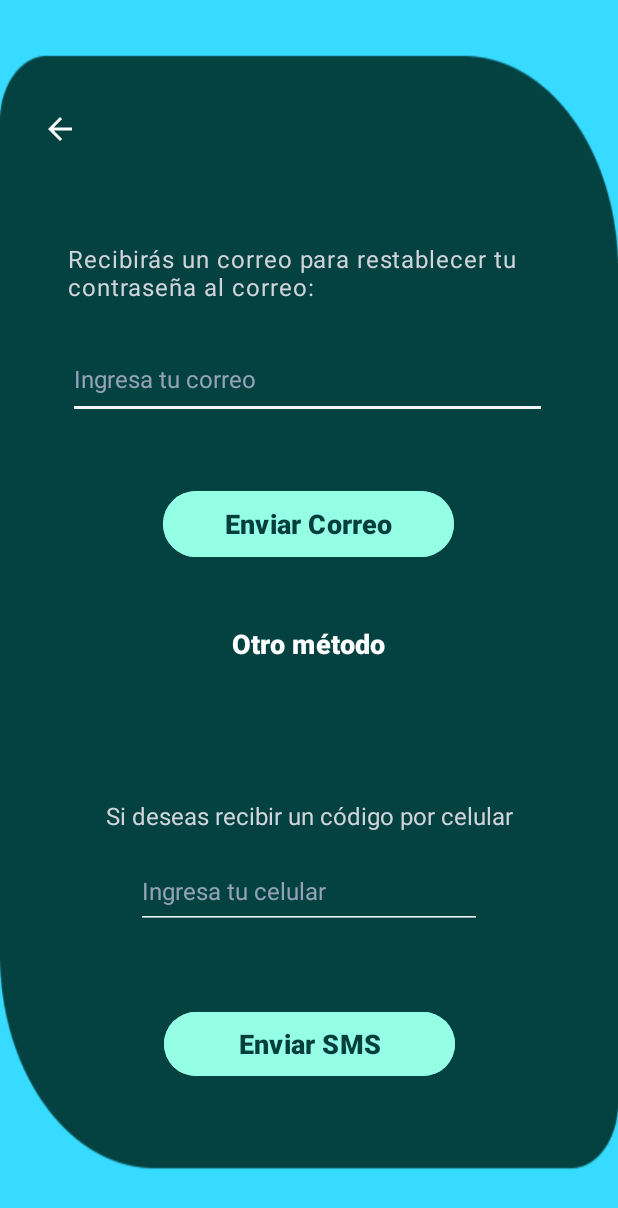
After one commit to DanielL800/icecreamprojectv1, an Android app: the ForgotPassword screen opened directly, with no data from a screen before it, on a phone screen of 412 x 824 dp. The commit adds this screen. Shown: the top 1208 px of the screen. Run offline under Robolectric (Android 15) with nearby library versions, the phone set to English and light mode, and no system bars.

Commit message:
Forgot password section created

```diff
--- a/icecreamproject1/app/src/main/AndroidManifest.xml
+++ b/icecreamproject1/app/src/main/AndroidManifest.xml
@@ -12,6 +12,9 @@
         android:supportsRtl="true"
         android:theme="@style/Theme.Icecreamproject1"
         tools:targetApi="31">
+        <activity
+            android:name=".activities.ForgotPassword"
+            android:exported="false" />
         <activity
             android:name=".activities.RegistroUser"
             android:exported="false" />
--- /dev/null
+++ b/icecreamproject1/app/src/main/java/com/example/icecreamproject1/activities/ForgotPassword.java
@@ -0,0 +1,16 @@
+package com.example.icecreamproject1.activities;
+
+import androidx.appcompat.app.AppCompatActivity;
+
+import android.os.Bundle;
+
+import com.example.icecreamproject1.R;
+
+public class ForgotPassword extends AppCompatActivity {
+
+    @Override
+    protected void onCreate(Bundle savedInstanceState) {
+        super.onCreate(savedInstanceState);
+        setContentView(R.layout.activity_forgot_password);
+    }
+}
--- /dev/null
+++ b/icecreamproject1/app/src/main/res/drawable/baseline_arrow_back_24.xml
@@ -0,0 +1,5 @@
+<vector android:autoMirrored="true" android:height="24dp"
+    android:tint="#FFFFFF" android:viewportHeight="24"
+    android:viewportWidth="24" android:width="24dp" xmlns:android="http://schemas.android.com/apk/res/android">
+    <path android:fillColor="@android:color/white" android:pathData="M20,11H7.83l5.59,-5.59L12,4l-8,8 8,8 1.41,-1.41L7.83,13H20v-2z"/>
+</vector>
--- /dev/null
+++ b/icecreamproject1/app/src/main/res/layout/activity_forgot_password.xml
@@ -0,0 +1,160 @@
+<?xml version="1.0" encoding="utf-8"?>
+<androidx.constraintlayout.widget.ConstraintLayout xmlns:android="http://schemas.android.com/apk/res/android"
+    xmlns:app="http://schemas.android.com/apk/res-auto"
+    xmlns:tools="http://schemas.android.com/tools"
+    android:layout_width="match_parent"
+    android:layout_height="match_parent"
+    android:background="@drawable/sectforgot"
+    tools:context=".activities.ForgotPassword">
+
+    <ImageButton
+        android:id="@+id/btnBack"
+        android:layout_width="48dp"
+        android:layout_height="48dp"
+        android:layout_marginStart="16dp"
+        android:layout_marginEnd="351dp"
+        android:layout_marginBottom="105dp"
+        android:background="@android:color/transparent"
+        android:src="@drawable/baseline_arrow_back_24"
+        android:contentDescription="@string/img_goBack"
+        app:layout_constraintBottom_toBottomOf="parent"
+        app:layout_constraintEnd_toEndOf="parent"
+        app:layout_constraintHorizontal_bias="0.0"
+        app:layout_constraintStart_toStartOf="parent"
+        app:layout_constraintTop_toTopOf="parent"
+        app:layout_constraintVertical_bias="0.092" />
+
+    <TextView
+        android:id="@+id/tvrecuperar"
+        android:layout_width="0dp"
+        android:layout_height="wrap_content"
+        android:layout_marginStart="45dp"
+        android:layout_marginEnd="45dp"
+        android:letterSpacing="0.04"
+        android:text="@string/TV_recup_correo"
+        android:textColor="@color/gray_light"
+        android:textSize="16sp"
+        app:layout_constraintBottom_toBottomOf="parent"
+        app:layout_constraintEnd_toEndOf="parent"
+        app:layout_constraintHorizontal_bias="0.0"
+        app:layout_constraintStart_toStartOf="parent"
+        app:layout_constraintTop_toTopOf="parent"
+        app:layout_constraintVertical_bias="0.206" />
+
+    <EditText
+        android:id="@+id/editTextTextEmailAddress"
+        android:layout_width="319dp"
+        android:layout_height="53dp"
+        android:layout_marginStart="45dp"
+        android:layout_marginEnd="45dp"
+        android:backgroundTint="@color/titlesLight"
+        android:ems="10"
+        android:hint="@string/edT_emailForgot"
+        android:inputType="textEmailAddress"
+        android:textColor="@color/titlesLight"
+        android:textColorHint="@color/hintColor"
+        android:textSize="16sp"
+        android:autofillHints="emailAddress"
+        app:layout_constraintBottom_toBottomOf="parent"
+        app:layout_constraintEnd_toEndOf="parent"
+        app:layout_constraintHorizontal_bias="0.0"
+        app:layout_constraintStart_toStartOf="parent"
+        app:layout_constraintTop_toTopOf="parent"
+        app:layout_constraintVertical_bias="0.293" />
+
+    <Button
+        android:id="@+id/btnForgot1"
+        android:layout_width="194dp"
+        android:layout_height="52dp"
+        android:backgroundTint="@color/btnclaro"
+        android:text="@string/btn_forgotemail"
+        android:textColor="@color/veridian"
+        android:textSize="18sp"
+        android:textStyle="bold"
+        app:layout_constraintBottom_toBottomOf="parent"
+        app:layout_constraintEnd_toEndOf="parent"
+        app:layout_constraintHorizontal_bias="0.497"
+        app:layout_constraintStart_toStartOf="parent"
+        app:layout_constraintTop_toTopOf="parent"
+        app:layout_constraintVertical_bias="0.419" />
+
+    <Button
+        android:id="@+id/btnOtroMetodo"
+        android:layout_width="194dp"
+        android:layout_height="wrap_content"
+        android:backgroundTint="@color/background_veridian"
+        android:gravity="bottom|center_horizontal"
+        android:padding="0dp"
+        android:text="@string/btn_phoneOption"
+        android:textColor="@color/white"
+        android:textSize="18sp"
+        android:textStyle="bold"
+        app:layout_constraintBottom_toBottomOf="parent"
+        app:layout_constraintEnd_toEndOf="parent"
+        app:layout_constraintHorizontal_bias="0.497"
+        app:layout_constraintStart_toStartOf="parent"
+        app:layout_constraintTop_toTopOf="parent"
+        app:layout_constraintVertical_bias="0.512" />
+
+    <androidx.constraintlayout.widget.ConstraintLayout
+        android:id="@+id/recuperarconCelular"
+        android:layout_width="357dp"
+        android:layout_height="282dp"
+        android:letterSpacing="0.04"
+        android:contentDescription="@string/TV_recup_layoutDescription"
+        app:layout_constraintBottom_toBottomOf="parent"
+        app:layout_constraintEnd_toEndOf="parent"
+        app:layout_constraintStart_toStartOf="parent"
+        app:layout_constraintTop_toTopOf="parent"
+        app:layout_constraintVertical_bias="0.902">
+
+        <TextView
+            android:id="@+id/tvRecuperar2"
+            android:layout_width="wrap_content"
+            android:layout_height="wrap_content"
+            android:layout_marginTop="44dp"
+            android:layout_marginBottom="14dp"
+            android:text="@string/TV_recup_celular"
+            android:textColor="@color/gray_light"
+            android:textSize="16sp"
+            app:layout_constraintBottom_toTopOf="@+id/editTextPhone"
+            app:layout_constraintEnd_toEndOf="parent"
+            app:layout_constraintStart_toStartOf="parent"
+            app:layout_constraintTop_toTopOf="parent" />
+
+        <EditText
+            android:id="@+id/editTextPhone"
+            android:layout_width="0dp"
+            android:layout_height="0dp"
+            android:layout_marginStart="63dp"
+            android:layout_marginEnd="63dp"
+            android:layout_marginBottom="51dp"
+            android:backgroundTint="@color/titlesLight"
+            android:ems="10"
+            android:hint="@string/edT_phoneForgot"
+            android:inputType="phone"
+            android:textColor="@color/titlesLight"
+            android:textColorHint="@color/hintColor"
+            android:textSize="16sp"
+            android:autofillHints="phone"
+            app:layout_constraintBottom_toTopOf="@+id/btnForgot2"
+            app:layout_constraintEnd_toEndOf="parent"
+            app:layout_constraintStart_toStartOf="parent"
+            app:layout_constraintTop_toBottomOf="@+id/tvRecuperar2" />
+
+        <Button
+            android:id="@+id/btnForgot2"
+            android:layout_width="194dp"
+            android:layout_height="0dp"
+            android:layout_marginBottom="49dp"
+            android:backgroundTint="@color/btnclaro"
+            android:text="@string/btn_forgotPhone"
+            android:textColor="@color/veridian"
+            android:textSize="18sp"
+            android:textStyle="bold"
+            app:layout_constraintBottom_toBottomOf="parent"
+            app:layout_constraintEnd_toEndOf="parent"
+            app:layout_constraintStart_toStartOf="parent"
+            app:layout_constraintTop_toBottomOf="@+id/editTextPhone" />
+    </androidx.constraintlayout.widget.ConstraintLayout>
+</androidx.constraintlayout.widget.ConstraintLayout>
--- a/icecreamproject1/app/src/main/res/values/colors.xml
+++ b/icecreamproject1/app/src/main/res/values/colors.xml
@@ -12,4 +12,5 @@
     <color name="hintColor">#94a3b8</color>
     <color name="backgroundMain">#94a3b8</color>
     <color name="titlesLight">#f1f5f9</color>
+    <color name="background_veridian">#044242</color>
 </resources>
--- a/icecreamproject1/app/src/main/res/values/strings.xml
+++ b/icecreamproject1/app/src/main/res/values/strings.xml
@@ -6,9 +6,17 @@
     <string name="img_helado1">Imagen de cono para registro</string>
     <string name="img_key">llave imagen de login</string>
     <string name="img_user">Imagen de usuario</string>
+    <string name="img_goBack">Volver a la ventana anterior</string>
 
     <string name="TView_bienvenida">¡Bienvenido!</string>
+    <string name="TV_recup_correo">Recibirás un correo para restablecer tu contraseña al correo:</string>
+    <string name="TV_recup_celular">Si deseas recibir un código por celular</string>
+    <string name="TV_recup_layoutDescription">Recuperar contraseña con numero de celular</string>
     <string name="edT_email">Correo</string>
+    <string name="edT_emailForgot">Ingresa tu correo</string>
+    <string name="edT_phoneForgot">Ingresa tu celular</string>
+    <string name="btn_forgotemail">Enviar Correo</string>
+    <string name="btn_forgotPhone">Enviar SMS</string>
     <string name="edT_pass">Contraseña</string>
     <string name="edTConfirm_pass">Confirmar contraseña</string>
     <string name="edtNombre">Nombres</string>
@@ -22,4 +30,5 @@
     <string name="btn_registro">Nuevo Cliente</string>
     <string name="btnVisibility">Visibilida de contraseña</string>
     <string name="btn_continuar">Continuar</string>
+    <string name="btn_phoneOption">Otro método</string>
 </resources>
```
Also changed, not shown: icecreamproject1/app/src/main/res/drawable/sectforgot.png (added).
